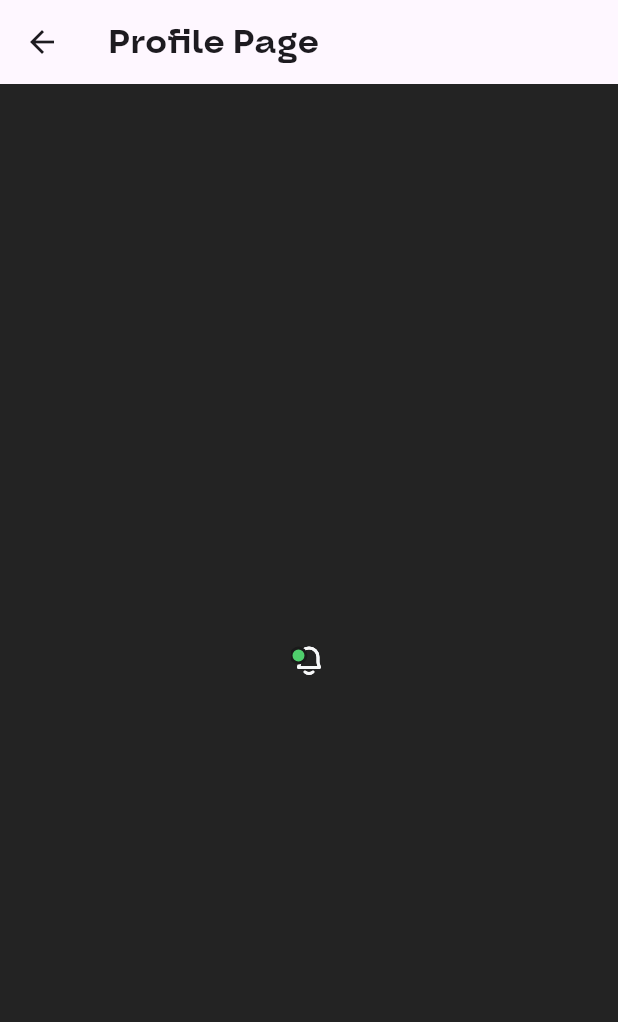
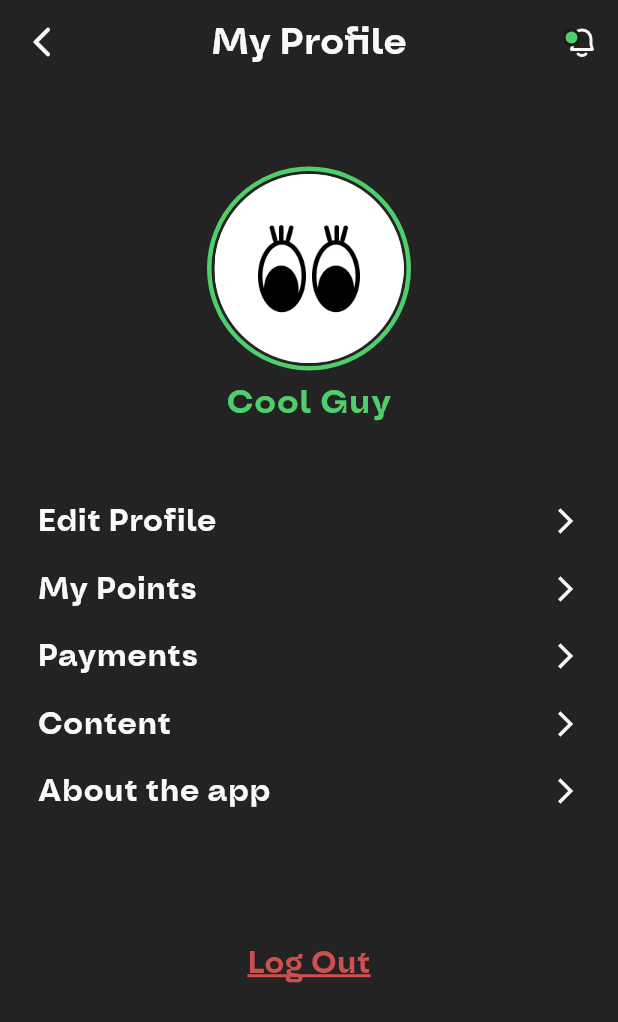
Before and after one commit to BrahimBenzekri/SkillZone, a Flutter app: the ProfilePage screen opened directly, on a phone screen of 412 x 824 dp. Shown: the top 1022 px of the screen. Run offline on Flutter 3.47's test engine with Material 3 defaults, Android fonts, the phone set to English and light mode, and no system bars; our stand-ins replace flutter_svg, get.

```diff
--- a/lib/constants/app_colors.dart
+++ b/lib/constants/app_colors.dart
@@ -5,6 +5,10 @@ class AppColors {
 
   // static const Color secondaryColor = Color(0xFFFFB71E);
 
+  static const Color errorColor = Color(0xFFCE4F4F);
+
+  static const Color bottomBarColor = Color(0xFF2F2F2F);
+
   static const Color backgroundColor = Color(0xFF232323);
 
   static const Color textColorLight = Color(0xFFF8F9FA);
--- a/lib/main.dart
+++ b/lib/main.dart
@@ -1,6 +1,6 @@
 import 'package:flutter/material.dart';
 import 'package:get/get.dart';
-import 'package:skillzone/view/pages/welcome_page.dart';
+import 'package:skillzone/view/pages/main_screen.dart';
 
 void main() {
   runApp(const MainApp());
@@ -23,6 +23,6 @@ class MainApp extends StatelessWidget {
             bodySmall: TextStyle(fontWeight: FontWeight.w600),
           ),
         ),
-        home: const WelcomePage());
+        home: MainScreen());
   }
 }
--- a/lib/view/pages/profile_page.dart
+++ b/lib/view/pages/profile_page.dart
@@ -1,6 +1,8 @@
 import 'package:flutter/material.dart';
+import 'package:get/get.dart';
 import 'package:skillzone/constants/app_colors.dart';
 import 'package:skillzone/view/widgets/notification_icon.dart';
+import 'package:skillzone/view/widgets/profile_option.dart';
 
 class ProfilePage extends StatelessWidget {
   const ProfilePage({super.key});
@@ -8,15 +10,98 @@ class ProfilePage extends StatelessWidget {
   @override
   Widget build(BuildContext context) {
     return Scaffold(
-      backgroundColor: AppColors.backgroundColor,
-      appBar: AppBar(
-        title: const Text('Profile Page'),
-      ),
-      body: const Center(
-        child: NotificationIcon(
-          isThereNotification: true,
+        backgroundColor: AppColors.backgroundColor,
+        appBar: AppBar(
+          backgroundColor: AppColors.backgroundColor,
+          centerTitle: true,
+          title: const Text(
+            'My Profile',
+            style: TextStyle(
+              color: AppColors.textColorLight,
+              fontSize: 24,
+            ),
+          ),
+          leading: IconButton(
+            onPressed: () => Get.back(),
+            icon: const Icon(
+              Icons.arrow_back_ios_new_rounded,
+              color: AppColors.textColorLight,
+              size: 24,
+            ),
+          ),
+          actions: [
+            IconButton(
+                onPressed: () {},
+                icon: const NotificationIcon(isThereNotification: true))
+          ],
         ),
-      ),
-    );
+        body: Padding(
+          padding: const EdgeInsets.all(25),
+          child: Center(
+            child: Column(
+              crossAxisAlignment: CrossAxisAlignment.center,
+              children: [
+                const SizedBox(
+                  height: 30,
+                ),
+                Stack(
+                  alignment: Alignment.center,
+                  children: [
+                    Container(
+                      width: 136,
+                      height: 136,
+                      decoration: BoxDecoration(
+                        shape: BoxShape.circle,
+                        color: AppColors.backgroundColor,
+                        border: Border.all(
+                          color: AppColors.primaryColor,
+                          width: 3,
+                        ),
+                      ),
+                    ),
+                    CircleAvatar(
+                      radius: 63,
+                      child: Image.asset(
+                        'lib/assets/images/profile_image.png',
+                      ),
+                    ),
+                  ],
+                ),
+                const SizedBox(
+                  height: 5,
+                ),
+                const Text('Cool Guy',
+                    style: TextStyle(
+                      color: AppColors.primaryColor,
+                      fontSize: 22,
+                    )),
+                const SizedBox(
+                  height: 50,
+                ),
+                const ProfileOptionCard(text: "Edit Profile"),
+                const ProfileOptionCard(text: "My Points"),
+                const ProfileOptionCard(text: "Payments"),
+                const ProfileOptionCard(text: "Content"),
+                const ProfileOptionCard(text: "About the app"),
+                const SizedBox(
+                  height: 60,
+                ),
+                TextButton(
+                  onPressed: () {},
+                  child: const Text(
+                    "Log Out",
+                    style: TextStyle(
+                      color: AppColors.errorColor,
+                      fontSize: 20,
+                      decoration: TextDecoration.underline,
+                      decorationColor: AppColors.errorColor,
+                      decorationThickness: 2,
+                    ),
+                  ),
+                ),
+              ],
+            ),
+          ),
+        ));
   }
 }
--- a/lib/view/widgets/notification_icon.dart
+++ b/lib/view/widgets/notification_icon.dart
@@ -8,10 +8,10 @@ class NotificationIcon extends StatelessWidget {
 
   @override
   Widget build(BuildContext context) {
-    return Stack(children: <Widget>[
-      SvgPicture.asset('lib/assets/svgs/notification.svg'),
-      if (isThereNotification)
-        SvgPicture.asset('lib/assets/svgs/notification_active.svg'),
-    ]);
+    if (isThereNotification) {
+      return SvgPicture.asset('lib/assets/svgs/notification_active.svg');
+    } else {
+      return SvgPicture.asset('lib/assets/svgs/notification.svg');
+    }
   }
 }
--- /dev/null
+++ b/lib/view/widgets/profile_option.dart
@@ -0,0 +1,30 @@
+import 'package:flutter/material.dart';
+import 'package:skillzone/constants/app_colors.dart';
+
+class ProfileOptionCard extends StatelessWidget {
+  final String text;
+
+  const ProfileOptionCard({super.key, required this.text});
+
+  @override
+  Widget build(BuildContext context) {
+    return Padding(
+      padding: const EdgeInsets.only(bottom: 16.0),
+      child: Row(
+        mainAxisAlignment: MainAxisAlignment.spaceBetween,
+        children: [
+          Text(
+            text,
+            style: const TextStyle(
+                fontSize: 20.0, color: AppColors.textColorLight),
+          ),
+          const Icon(
+            Icons.arrow_forward_ios,
+            size: 20.0,
+            color: AppColors.textColorLight,
+          ),
+        ],
+      ),
+    );
+  }
+}
```
Also changed, not shown: lib/controller/navigation_controller.dart (added, +45 -0 lines), lib/view/pages/main_screen.dart (added, +31 -0 lines), lib/view/widgets/animated_bottom_bar.dart (added, +76 -0 lines), pubspec.yaml (+7 -0 lines), lib/assets/images/profile_image.png (added), lib/assets/svgs/card_active.svg (added), lib/assets/svgs/card_inactive.svg (added), lib/assets/svgs/home_active.svg (added), lib/assets/svgs/home_inactive.svg (added), lib/assets/svgs/profile_active.svg (added), lib/assets/svgs/profile_inactive.svg (added).
